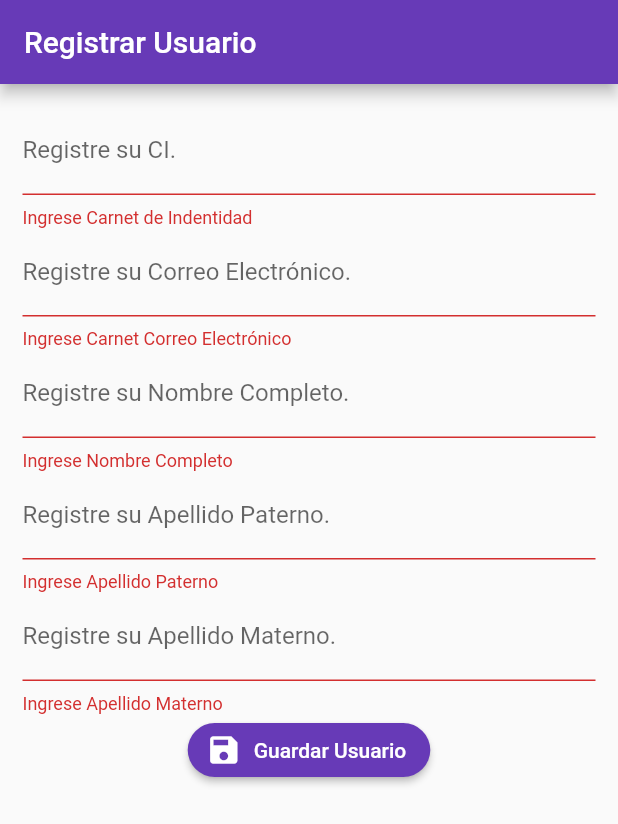
After one commit to aquispe2/denuncias_front_movil, a Flutter app: the screen it shows after launch, after a tap on "Registrarse", after a tap on "Guardar Usuario", on a phone screen of 412 x 824 dp. The commit adds this screen. Shown: the top 824 px of the screen. Run offline on Flutter 3.47's test engine with Material 2 defaults, Android fonts, the phone set to English and light mode, and no system bars; our stand-ins replace image_picker, rxdart; missing offline and left inert: mime_type; network calls fail.

Commit message:
se ha modificaco el login

```diff
--- a/lib/main.dart
+++ b/lib/main.dart
@@ -3,6 +3,7 @@ import 'package:nuevoproyecto/src/bloc/provider.dart';
 import 'package:nuevoproyecto/src/pages/denuncias_page.dart';
 import 'package:nuevoproyecto/src/pages/home_page.dart';
 import 'package:nuevoproyecto/src/pages/login_page.dart';
+import 'package:nuevoproyecto/src/pages/usuario_page.dart';
 
 void main() => runApp(MyApp());
 class MyApp extends StatelessWidget {
@@ -15,7 +16,8 @@ class MyApp extends StatelessWidget {
     routes: {
       'login':(BuildContext context )=> LoginPage(),
       'home':(BuildContext context )=> HomePage(),
-      'denuncias':(BuildContext context )=> DenunciasPage()
+      'denuncias':(BuildContext context )=> DenunciasPage(),
+      'usuario_nuevo':(BuildContext context )=> UsuarioNuevoPage()
     },
     theme: ThemeData(primaryColor: Colors.deepPurple),
     )
--- /dev/null
+++ b/lib/src/models/usuario_model.dart
@@ -0,0 +1,53 @@
+// To parse this JSON data, do
+//
+//     final usuarioModel = usuarioModelFromJson(jsonString);
+
+import 'dart:convert';
+
+UsuarioModel usuarioModelFromJson(String str) => UsuarioModel.fromJson(json.decode(str));
+
+String usuarioModelToJson(UsuarioModel data) => json.encode(data.toJson());
+
+class UsuarioModel {
+    int usuarioId;
+    String ci;
+    String mail;
+    String extencion;
+    String nombre;
+    String paterno;
+    String materno;
+    int estadoId;
+
+    UsuarioModel({
+        this.usuarioId,
+        this.ci,
+        this.mail,
+        this.extencion,
+        this.nombre,
+        this.paterno,
+        this.materno,
+        this.estadoId,
+    });
+
+    factory UsuarioModel.fromJson(Map<String, dynamic> json) => new UsuarioModel(
+        usuarioId: json["usuario_id"],
+        ci: json["ci"],
+        mail: json["mail"],
+        extencion: json["extencion"],
+        nombre: json["nombre"],
+        paterno: json["paterno"],
+        materno: json["materno"],
+        estadoId: json["estado_id"],
+    );
+
+    Map<String, dynamic> toJson() => {
+        "usuario_id": usuarioId,
+        "ci": ci,
+        "mail": mail,
+        "extencion": extencion,
+        "nombre": nombre,
+        "paterno": paterno,
+        "materno": materno,
+        "estado_id": estadoId,
+    };
+}
--- a/lib/src/pages/home_page.dart
+++ b/lib/src/pages/home_page.dart
@@ -8,7 +8,7 @@ class HomePage extends StatelessWidget {
 
   @override
   Widget build(BuildContext context) {
-    final bloc = Provider.of(context);
+
 
     return Scaffold(
       appBar: AppBar(title: Text('Denuncias')),
--- a/lib/src/pages/login_page.dart
+++ b/lib/src/pages/login_page.dart
@@ -1,5 +1,7 @@
 import 'package:flutter/material.dart';
 import 'package:nuevoproyecto/src/bloc/provider.dart';
+import 'package:nuevoproyecto/src/models/usuario_model.dart';
+import 'package:nuevoproyecto/src/providers/usuario_provider.dart';
 
 class LoginPage extends StatelessWidget {
   @override
@@ -47,11 +49,13 @@ class LoginPage extends StatelessWidget {
                 SizedBox(height: 20.0),
                 _crearPassword(bloc),
                 SizedBox(height: 20.0),
-                _crearBoton(bloc)
+                _crearBoton(bloc),
+                SizedBox(height: 20.0),
+                _crearNuevoUsuario()
               ],
             ),
           ),
-          Text('Olvido su Contraseña?'),
+
           SizedBox(
             height: 10.0,
           )
@@ -107,6 +111,27 @@ class LoginPage extends StatelessWidget {
     );
   }
 
+Widget _crearNuevoUsuario() {
+    return StreamBuilder(
+
+        builder: (BuildContext context, AsyncSnapshot snapshot) {
+          return RaisedButton(
+            child: Container(
+              padding: EdgeInsets.symmetric(horizontal: 80.0, vertical: 15.0),
+              child: Text('Registrarse'),
+            ),
+            shape: RoundedRectangleBorder(
+                borderRadius: BorderRadius.circular(5.0)),
+            elevation: 0.0,
+            color: Colors.greenAccent,
+            textColor: Colors.white,
+            onPressed:  () => _ingresarNuevo(context) ,
+          );
+        });
+  }
+  _ingresarNuevo(BuildContext context){
+     Navigator.pushReplacementNamed(context, 'usuario_nuevo');
+  }
   Widget _crearBoton(LoginBloc bloc) {
     return StreamBuilder(
         stream: bloc.formValidStream,
@@ -126,11 +151,21 @@ class LoginPage extends StatelessWidget {
         });
   }
 
-  _login(LoginBloc bloc,BuildContext context) {
-    print('====================');
-    print('Email ${ bloc.email}');
-    print('Pasword ${ bloc.password }');
-    Navigator.pushReplacementNamed(context, 'home');
+  _login(LoginBloc bloc,BuildContext context) async {
+
+     UsuarioProvider usuarioProvider = new UsuarioProvider();
+     UsuarioModel objUsuario = new UsuarioModel();
+     print("nuevoo");
+     objUsuario.mail = bloc.emailStream.toString();
+     objUsuario.ci = bloc.passwordStream.toString();
+      print("salida");
+
+
+     bool puedeIngresar = await usuarioProvider.verificarUsuario(objUsuario);
+     if(puedeIngresar){
+       Navigator.pushReplacementNamed(context, 'home');
+     }
+
   }
 
   Widget _crearFondo(BuildContext context) {
--- /dev/null
+++ b/lib/src/pages/usuario_page.dart
@@ -0,0 +1,171 @@
+import 'dart:io';
+
+import 'package:flutter/material.dart';
+import 'package:nuevoproyecto/src/models/usuario_model.dart';
+import 'package:nuevoproyecto/src/providers/usuario_provider.dart';
+
+class UsuarioNuevoPage extends StatefulWidget {
+  @override
+  _DenunciasPageState createState() => _DenunciasPageState();
+}
+
+class _DenunciasPageState extends State<UsuarioNuevoPage> {
+  final formKey = GlobalKey<FormState>();
+  final scaffoldkey = GlobalKey<ScaffoldState>();
+
+  UsuarioModel objUsuario = new UsuarioModel();
+  bool _guardando = false;
+  File foto;
+
+  final casoProvider = new UsuarioProvider();
+  @override
+  Widget build(BuildContext context) {
+    final UsuarioModel casoProvider = ModalRoute.of(context).settings.arguments;
+    if (casoProvider != null) {
+      objUsuario = casoProvider;
+    }
+
+    return new Scaffold(
+      key: scaffoldkey,
+      appBar: AppBar(
+        title: Text('Registrar Usuario'),
+
+      ),
+      body: SingleChildScrollView(
+        child: Container(
+          padding: EdgeInsets.all(15.0),
+          child: Form(
+            key: formKey,
+            child: Column(
+              children: <Widget>[
+                _crearCi(),
+                _crearMail(),
+                _crearNombre(),
+                _crearPaterno(),
+                _crearMaterno(),
+                _crearBoton()
+              ],
+            ),
+          ),
+        ),
+      ),
+    );
+  }
+
+  Widget _crearCi() {
+    return TextFormField(
+      initialValue: objUsuario.ci,
+      textCapitalization: TextCapitalization.sentences,
+      decoration: InputDecoration(labelText: 'Registre su CI.'),
+      onSaved: (value) => objUsuario.ci = value,
+      validator: (value) {
+        if (value.length < 3) {
+          return "Ingrese Carnet de Indentidad";
+        } else {
+          return null;
+        }
+      },
+    );
+  }
+
+   Widget _crearMail() {
+    return TextFormField(
+      initialValue: objUsuario.mail,
+      textCapitalization: TextCapitalization.sentences,
+      decoration: InputDecoration(labelText: 'Registre su Correo Electrónico.'),
+      onSaved: (value) => objUsuario.mail = value,
+      validator: (value) {
+        if (value.length < 3) {
+          return "Ingrese Carnet Correo Electrónico";
+        } else {
+          return null;
+        }
+      },
+    );
+  }
+
+   Widget _crearNombre() {
+    return TextFormField(
+      initialValue: objUsuario.nombre,
+      textCapitalization: TextCapitalization.sentences,
+      decoration: InputDecoration(labelText: 'Registre su Nombre Completo.'),
+      onSaved: (value) => objUsuario.nombre = value,
+      validator: (value) {
+        if (value.length < 3) {
+          return "Ingrese Nombre Completo";
+        } else {
+          return null;
+        }
+      },
+    );
+  }
+
+   Widget _crearPaterno() {
+    return TextFormField(
+      initialValue: objUsuario.paterno,
+      textCapitalization: TextCapitalization.sentences,
+      decoration: InputDecoration(labelText: 'Registre su Apellido Paterno.'),
+      onSaved: (value) => objUsuario.paterno = value,
+      validator: (value) {
+        if (value.length < 3) {
+          return "Ingrese Apellido Paterno";
+        } else {
+          return null;
+        }
+      },
+    );
+  }
+
+   Widget _crearMaterno() {
+    return TextFormField(
+      initialValue: objUsuario.materno,
+      textCapitalization: TextCapitalization.sentences,
+      decoration: InputDecoration(labelText: 'Registre su Apellido Materno.'),
+      onSaved: (value) => objUsuario.materno = value,
+      validator: (value) {
+        if (value.length < 3) {
+          return "Ingrese Apellido Materno";
+        } else {
+          return null;
+        }
+      },
+    );
+  }
+
+  Widget _crearBoton() {
+    return RaisedButton.icon(
+      shape: RoundedRectangleBorder(borderRadius: BorderRadius.circular(20.0)),
+      color: Colors.deepPurple,
+      textColor: Colors.white,
+      label: Text('Guardar Usuario'),
+      icon: Icon(Icons.save),
+      onPressed: (_guardando) ? null : _submit,
+    );
+  }
+
+  void _submit() async {
+    if (!formKey.currentState.validate()) {
+      return;
+    }
+    formKey.currentState.save();
+    setState(() {
+      _guardando = true;
+    });
+
+    casoProvider.crearUsuario(objUsuario);
+
+    setState(() {
+      _guardando = false;
+    });
+    mostrarSnackbar('Registro Guardado');
+     Navigator.pushReplacementNamed(context, 'login');
+  }
+
+  void mostrarSnackbar(String mensaje) {
+    final snackbar = SnackBar(
+      content: Text(mensaje),
+      duration: Duration(milliseconds: 1500),
+    );
+    scaffoldkey.currentState.showSnackBar(snackbar);
+  }
+}
--- /dev/null
+++ b/lib/src/providers/usuario_provider.dart
@@ -0,0 +1,31 @@
+import 'dart:convert';
+
+import 'package:nuevoproyecto/src/models/casos_model.dart';
+import 'package:http/http.dart' as http;
+import 'package:nuevoproyecto/src/models/usuario_model.dart';
+
+class UsuarioProvider {
+  final String _url = '172.16.30.51:2018';
+
+
+
+  Future<bool> crearUsuario(UsuarioModel usuario) async {
+    var url = new Uri.http(_url, "api/usuario/InsertOrUpdateUsuarioMovil");
+    final resp = await http.post(url,
+        body: usuarioModelToJson(usuario),
+        headers: {"Content-Type": "application/json"});
+    final decodeData = json.decode(resp.body);
+    print(decodeData);
+    return true;
+  }
+  Future<bool> verificarUsuario(UsuarioModel usuario) async{
+
+    var url = new Uri.http(_url, "api/usuario/verificarUsuario");
+    final resp = await http.post(url,
+        body: usuarioModelToJson(usuario),
+        headers: {"Content-Type": "application/json"});
+    final decodeData = json.decode(resp.body);
+    print(decodeData);
+    return true;
+  }
+}
```
